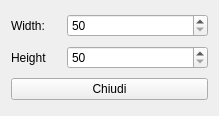
fblabs/hamlet-mod-sancon, file hmodimage.ui: the form before one commit.
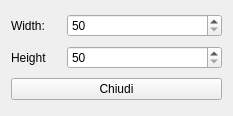
The form after the commit.

Diff of the .ui file:
```diff
--- a/hmodimage.ui
+++ b/hmodimage.ui
@@ -9,7 +9,7 @@
    <rect>
     <x>0</x>
     <y>0</y>
-    <width>219</width>
+    <width>233</width>
     <height>116</height>
    </rect>
   </property>
```
Left out of the diff: 2 changed lines with no effect on the pictures.
